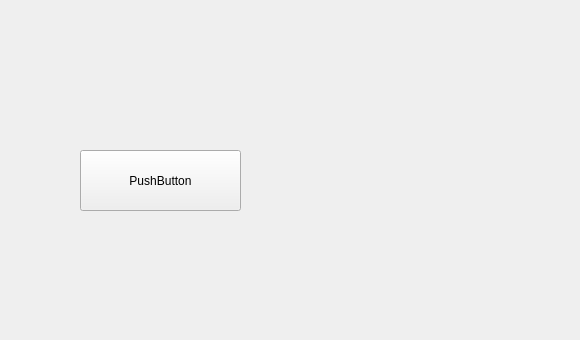
Before: the Qt Designer form DatabaseLoader/src/mainwindow.ui in storst1/FootballManager, drawn with Qt 5; both pictures show x 220 to 800 and y 0 to 340 of the 800 by 600 pixel window.
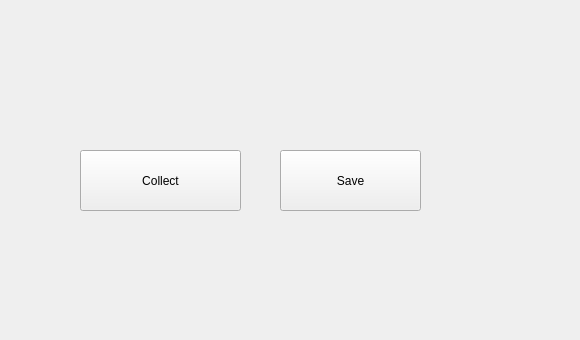
After: the same form once the commit is applied.

The edit to the form file:
```diff
--- a/DatabaseLoader/src/mainwindow.ui
+++ b/DatabaseLoader/src/mainwindow.ui
@@ -24,7 +24,20 @@
      </rect>
     </property>
     <property name="text">
-     <string>PushButton</string>
+     <string>Collect</string>
+    </property>
+   </widget>
+   <widget class="QPushButton" name="pushButton_2">
+    <property name="geometry">
+     <rect>
+      <x>500</x>
+      <y>150</y>
+      <width>141</width>
+      <height>61</height>
+     </rect>
+    </property>
+    <property name="text">
+     <string>Save</string>
     </property>
    </widget>
   </widget>
```
